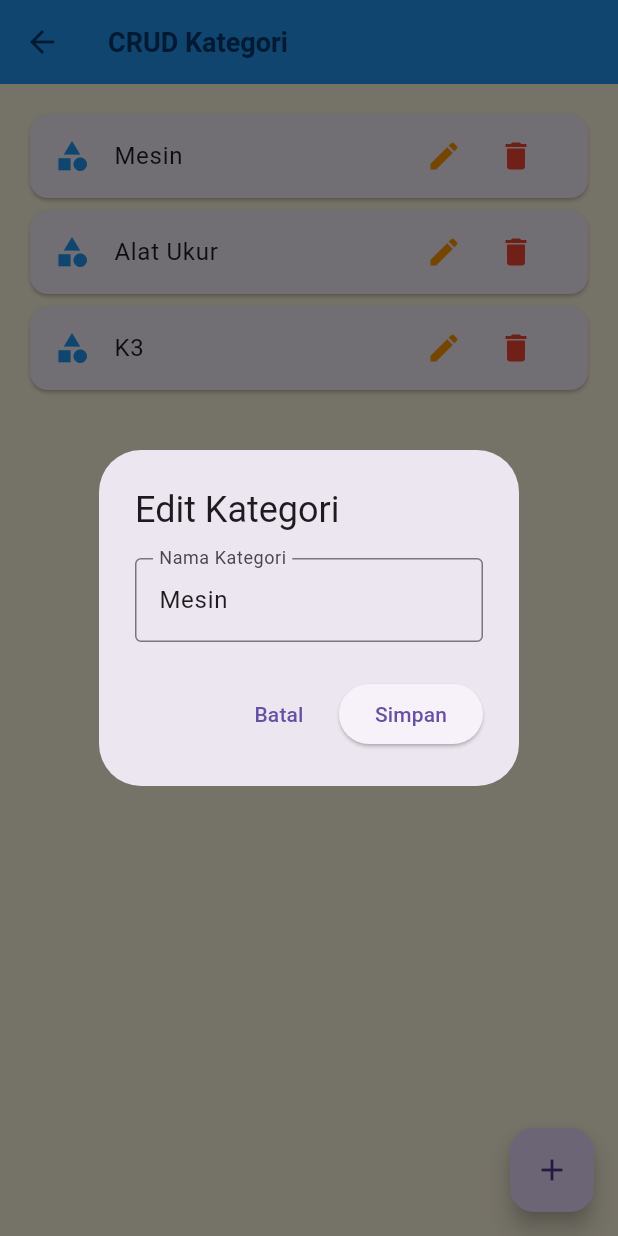
After one commit to devinaputria/peminjaman_ukk, a Flutter app: the KategoriCrudPage screen opened directly, after a tap on the "edit" icon, on a phone screen of 412 x 824 dp. The commit adds this screen. Run offline on Flutter 3.47's test engine with Material 3 defaults, Android fonts, the light colour scheme and no system bars.

Commit message:
crud alat dan kategori detail

```diff
--- /dev/null
+++ b/lib/screens/alat_crud_page.dart
@@ -0,0 +1,120 @@
+import 'package:flutter/material.dart';
+
+class AlatCrudPage extends StatefulWidget {
+  const AlatCrudPage({super.key});
+
+  @override
+  State<AlatCrudPage> createState() => _AlatCrudPageState();
+}
+
+class _AlatCrudPageState extends State<AlatCrudPage> {
+  final List<Map<String, String>> alatList = [
+    {'nama': 'Mesin Bor', 'kategori': 'Mesin'},
+    {'nama': 'Sarung Tangan', 'kategori': 'K3'},
+  ];
+
+  void _tambahEditAlat({Map<String, String>? alat, int? index}) {
+    final namaController =
+        TextEditingController(text: alat?['nama']);
+    final kategoriController =
+        TextEditingController(text: alat?['kategori']);
+
+    showDialog(
+      context: context,
+      builder: (_) => AlertDialog(
+        title: Text(alat == null ? 'Tambah Alat' : 'Edit Alat'),
+        content: Column(
+          mainAxisSize: MainAxisSize.min,
+          children: [
+            TextField(
+              controller: namaController,
+              decoration: const InputDecoration(labelText: 'Nama Alat'),
+            ),
+            const SizedBox(height: 8),
+            TextField(
+              controller: kategoriController,
+              decoration: const InputDecoration(labelText: 'Kategori'),
+            ),
+          ],
+        ),
+        actions: [
+          TextButton(
+            onPressed: () => Navigator.pop(context),
+            child: const Text('Batal'),
+          ),
+          ElevatedButton(
+            onPressed: () {
+              setState(() {
+                if (alat == null) {
+                  alatList.add({
+                    'nama': namaController.text,
+                    'kategori': kategoriController.text,
+                  });
+                } else {
+                  alatList[index!] = {
+                    'nama': namaController.text,
+                    'kategori': kategoriController.text,
+                  };
+                }
+              });
+              Navigator.pop(context);
+            },
+            child: const Text('Simpan'),
+          ),
+        ],
+      ),
+    );
+  }
+
+  void _hapusAlat(int index) {
+    setState(() {
+      alatList.removeAt(index);
+    });
+  }
+
+  @override
+  Widget build(BuildContext context) {
+    return Scaffold(
+      appBar: AppBar(
+        title: const Text('CRUD Alat'),
+        backgroundColor: Colors.blue,
+      ),
+      floatingActionButton: FloatingActionButton(
+        onPressed: () => _tambahEditAlat(),
+        child: const Icon(Icons.add),
+      ),
+      body: ListView.builder(
+        padding: const EdgeInsets.all(16),
+        itemCount: alatList.length,
+        itemBuilder: (_, i) {
+          final alat = alatList[i];
+          return Card(
+            margin: const EdgeInsets.only(bottom: 12),
+            shape: RoundedRectangleBorder(
+              borderRadius: BorderRadius.circular(12),
+            ),
+            child: ListTile(
+              leading: const Icon(Icons.build, color: Colors.blue),
+              title: Text(alat['nama']!),
+              subtitle: Text('Kategori: ${alat['kategori']}'),
+              trailing: Row(
+                mainAxisSize: MainAxisSize.min,
+                children: [
+                  IconButton(
+                    icon: const Icon(Icons.edit, color: Colors.orange),
+                    onPressed: () =>
+                        _tambahEditAlat(alat: alat, index: i),
+                  ),
+                  IconButton(
+                    icon: const Icon(Icons.delete, color: Colors.red),
+                    onPressed: () => _hapusAlat(i),
+                  ),
+                ],
+              ),
+            ),
+          );
+        },
+      ),
+    );
+  }
+}
--- /dev/null
+++ b/lib/screens/kategori_crud_page.dart
@@ -0,0 +1,110 @@
+import 'package:flutter/material.dart';
+
+class KategoriCrudPage extends StatefulWidget {
+  const KategoriCrudPage({super.key});
+
+  @override
+  State<KategoriCrudPage> createState() => _KategoriCrudPageState();
+}
+
+class _KategoriCrudPageState extends State<KategoriCrudPage> {
+  final List<String> kategoriList = [
+    'Mesin',
+    'Alat Ukur',
+    'K3',
+  ];
+
+  final TextEditingController kategoriController = TextEditingController();
+
+  void showForm({int? index}) {
+    if (index != null) {
+      kategoriController.text = kategoriList[index];
+    } else {
+      kategoriController.clear();
+    }
+
+    showDialog(
+      context: context,
+      builder: (_) => AlertDialog(
+        title: Text(index == null ? 'Tambah Kategori' : 'Edit Kategori'),
+        content: TextField(
+          controller: kategoriController,
+          decoration: const InputDecoration(
+            labelText: 'Nama Kategori',
+            border: OutlineInputBorder(),
+          ),
+        ),
+        actions: [
+          TextButton(
+            onPressed: () => Navigator.pop(context),
+            child: const Text('Batal'),
+          ),
+          ElevatedButton(
+            onPressed: () {
+              if (kategoriController.text.isEmpty) return;
+
+              setState(() {
+                if (index == null) {
+                  kategoriList.add(kategoriController.text);
+                } else {
+                  kategoriList[index] = kategoriController.text;
+                }
+              });
+
+              Navigator.pop(context);
+            },
+            child: const Text('Simpan'),
+          ),
+        ],
+      ),
+    );
+  }
+
+  void deleteKategori(int index) {
+    setState(() {
+      kategoriList.removeAt(index);
+    });
+  }
+
+  @override
+  Widget build(BuildContext context) {
+    return Scaffold(
+      appBar: AppBar(
+        title: const Text('CRUD Kategori'),
+        backgroundColor: Colors.blue,
+      ),
+      floatingActionButton: FloatingActionButton(
+        onPressed: () => showForm(),
+        child: const Icon(Icons.add),
+      ),
+      body: ListView.builder(
+        padding: const EdgeInsets.all(16),
+        itemCount: kategoriList.length,
+        itemBuilder: (context, index) {
+          return Card(
+            shape: RoundedRectangleBorder(
+              borderRadius: BorderRadius.circular(12),
+            ),
+            child: ListTile(
+              leading: const Icon(Icons.category, color: Colors.blue),
+              title: Text(kategoriList[index]),
+              trailing: Row(
+                mainAxisSize: MainAxisSize.min,
+                children: [
+                  IconButton(
+                    icon: const Icon(Icons.edit, color: Colors.orange),
+                    onPressed: () => showForm(index: index),
+                  ),
+                  IconButton(
+                    icon: const Icon(Icons.delete, color: Colors.red),
+                    onPressed: () => deleteKategori(index),
+                  ),
+                ],
+              ),
+            ),
+          );
+        },
+      ),
+    );
+  }
+}
```
Also changed, not shown: lib/screens/admin_edit_page.dart (+18 -6 lines).
